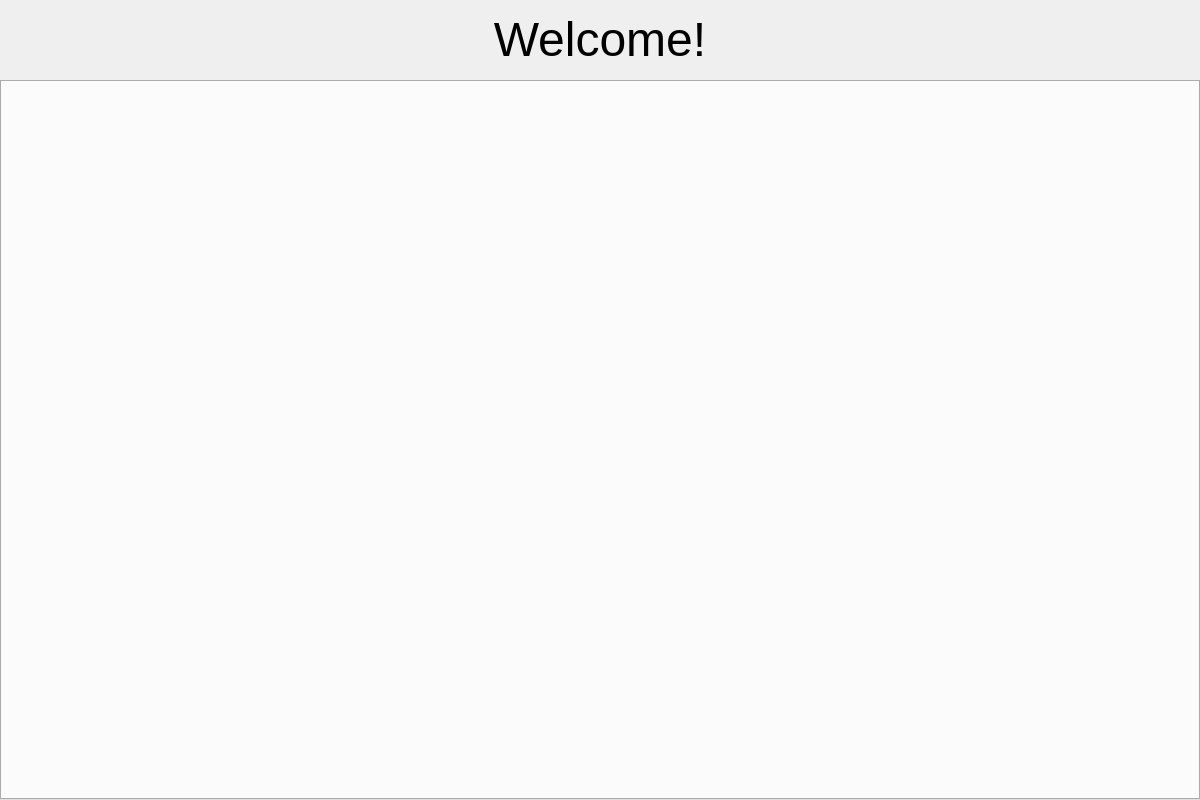
Before: the Qt Designer form app/ui/layout/dashboard.ui in jankrawczykk/CampusHub, drawn with Qt 5.
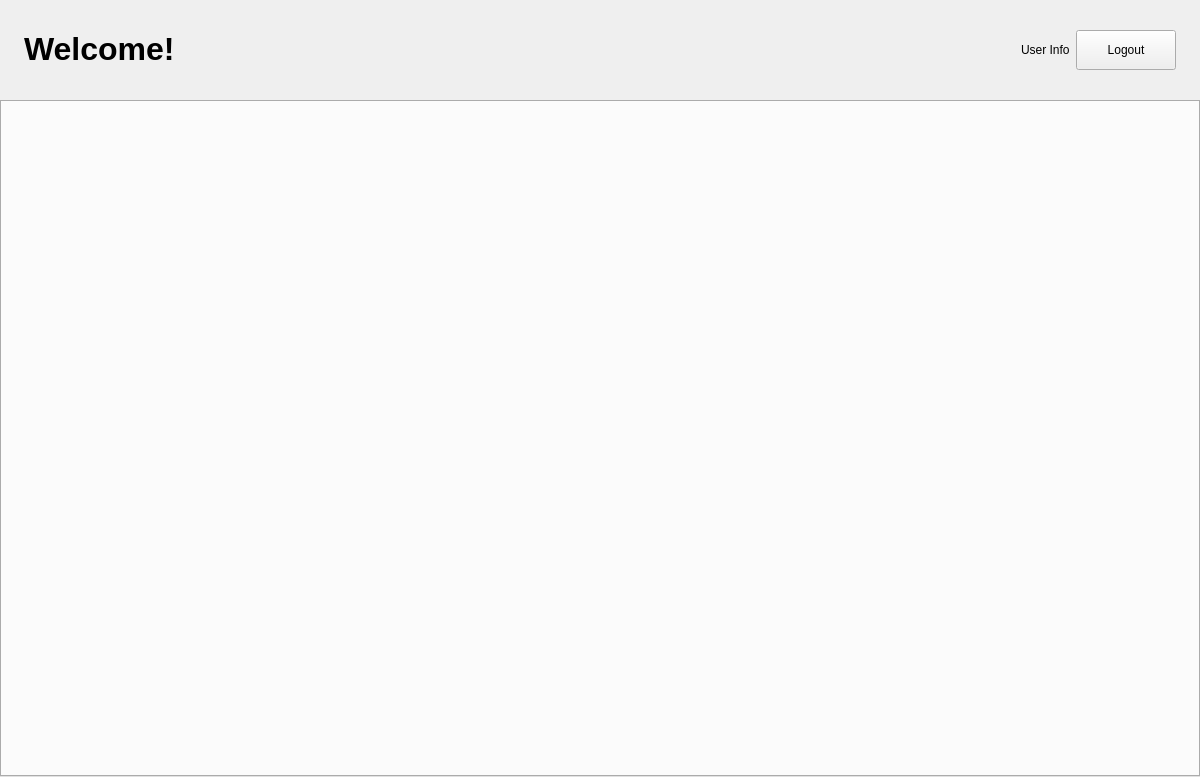
After: the same form once the commit is applied.

Commit message: Updated `dashboard.ui` & created models for CRUD (base), students, departments

What changed in the file:
```diff
--- a/app/ui/layout/dashboard.ui
+++ b/app/ui/layout/dashboard.ui
@@ -7,7 +7,7 @@
     <x>0</x>
     <y>0</y>
     <width>1200</width>
-    <height>800</height>
+    <height>777</height>
    </rect>
   </property>
   <property name="windowTitle">
@@ -31,22 +31,73 @@
      <number>0</number>
     </property>
     <item>
-     <widget class="QLabel" name="header">
+     <widget class="QWidget" name="headerWidget" native="true">
       <property name="minimumSize">
        <size>
         <width>0</width>
-        <height>80</height>
+        <height>100</height>
        </size>
       </property>
-      <property name="text">
-       <string>&lt;html&gt;&lt;head/&gt;&lt;body&gt;&lt;p align=&quot;center&quot;&gt;&lt;span style=&quot; font-size:36pt;&quot;&gt;Welcome!&lt;/span&gt;&lt;/p&gt;&lt;/body&gt;&lt;/html&gt;</string>
+      <property name="maximumSize">
+       <size>
+        <width>16777215</width>
+        <height>100</height>
+       </size>
       </property>
-      <property name="textFormat">
-       <enum>Qt::RichText</enum>
-      </property>
-      <property name="alignment">
-       <set>Qt::AlignCenter</set>
-      </property>
+      <layout class="QHBoxLayout" name="horizontalLayout">
+       <property name="leftMargin">
+        <number>24</number>
+       </property>
+       <property name="topMargin">
+        <number>16</number>
+       </property>
+       <property name="rightMargin">
+        <number>24</number>
+       </property>
+       <property name="bottomMargin">
+        <number>16</number>
+       </property>
+       <item>
+        <widget class="QLabel" name="headerLabel">
+         <property name="text">
+          <string>&lt;html&gt;&lt;head/&gt;&lt;body&gt;&lt;p&gt;&lt;span style=&quot; font-size:24pt; font-weight:600;&quot;&gt;Welcome!&lt;/span&gt;&lt;/p&gt;&lt;/body&gt;&lt;/html&gt;</string>
+         </property>
+        </widget>
+       </item>
+       <item>
+        <spacer name="horizontalSpacer">
+         <property name="orientation">
+          <enum>Qt::Horizontal</enum>
+         </property>
+         <property name="sizeHint" stdset="0">
+          <size>
+           <width>40</width>
+           <height>20</height>
+          </size>
+         </property>
+        </spacer>
+       </item>
+       <item>
+        <widget class="QLabel" name="userInfoLabel">
+         <property name="text">
+          <string>User Info</string>
+         </property>
+        </widget>
+       </item>
+       <item>
+        <widget class="QPushButton" name="logoutButton">
+         <property name="minimumSize">
+          <size>
+           <width>100</width>
+           <height>40</height>
+          </size>
+         </property>
+         <property name="text">
+          <string>Logout</string>
+         </property>
+        </widget>
+       </item>
+      </layout>
      </widget>
     </item>
     <item>
```
Left out of the diff: 2 changed lines with no effect on the pictures. The commit also changes 8 other files.
